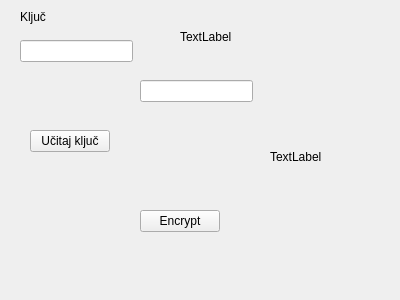
Above: appgui.ui from Pritilender/CryptoLab before the change. Below: the same form after it.
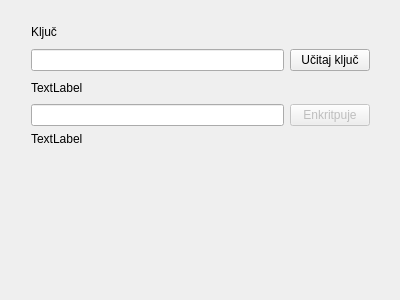
That is the form after the change.

Patch:
```diff
--- a/appgui.ui
+++ b/appgui.ui
@@ -13,54 +13,53 @@
   <property name="windowTitle">
    <string>Simple substitutioner</string>
   </property>
-  <widget class="QPushButton" name="btnEncrypt">
-   <property name="geometry">
-    <rect>
-     <x>140</x>
-     <y>210</y>
-     <width>80</width>
-     <height>22</height>
-    </rect>
-   </property>
-   <property name="text">
-    <string>Encrypt</string>
-   </property>
-  </widget>
-  <widget class="QLineEdit" name="lneKey">
-   <property name="geometry">
-    <rect>
-     <x>20</x>
-     <y>40</y>
-     <width>113</width>
-     <height>22</height>
-    </rect>
-   </property>
-   <property name="maxLength">
-    <number>30</number>
-   </property>
-  </widget>
-  <widget class="QLabel" name="lblKey">
+  <widget class="QWidget" name="layoutWidget">
    <property name="geometry">
     <rect>
      <x>20</x>
      <y>10</y>
-     <width>59</width>
-     <height>14</height>
+     <width>361</width>
+     <height>147</height>
     </rect>
    </property>
+   <layout class="QVBoxLayout" name="verticalLayout_5">
+    <item>
+     <layout class="QGridLayout" name="gridLayout">
+      <item row="0" column="0">
+       <layout class="QVBoxLayout" name="verticalLayout_2">
+        <item>
+         <widget class="QLabel" name="lblKey">
    <property name="text">
     <string>Ključ</string>
    </property>
   </widget>
+        </item>
+        <item>
+         <widget class="QLineEdit" name="lneKey">
+          <property name="maxLength">
+           <number>30</number>
+          </property>
+         </widget>
+        </item>
+       </layout>
+      </item>
+      <item row="0" column="1">
+       <layout class="QVBoxLayout" name="verticalLayout_3">
+        <item>
+         <spacer name="verticalSpacer">
+          <property name="orientation">
+           <enum>Qt::Vertical</enum>
+          </property>
+          <property name="sizeHint" stdset="0">
+           <size>
+            <width>20</width>
+            <height>15</height>
+           </size>
+          </property>
+         </spacer>
+        </item>
+        <item>
   <widget class="QPushButton" name="btnKeyLoad">
-   <property name="geometry">
-    <rect>
-     <x>30</x>
-     <y>130</y>
-     <width>80</width>
-     <height>22</height>
-    </rect>
-   </property>
    <property name="toolTip">
     <string notr="true">Učitaj ključ iz fajla</string>
    </property>
@@ -74,44 +73,68 @@
     <bool>false</bool>
    </property>
   </widget>
-  <widget class="QLineEdit" name="lineEdit_2">
-   <property name="geometry">
-    <rect>
-     <x>140</x>
-     <y>80</y>
-     <width>113</width>
-     <height>22</height>
-    </rect>
-   </property>
-   <property name="maxLength">
-    <number>30</number>
-   </property>
-  </widget>
+        </item>
+       </layout>
+      </item>
+     </layout>
+    </item>
+    <item>
+     <layout class="QGridLayout" name="gridLayout_2">
+      <item row="0" column="0">
+       <layout class="QVBoxLayout" name="verticalLayout">
+        <item>
   <widget class="QLabel" name="lblText">
-   <property name="geometry">
-    <rect>
-     <x>180</x>
-     <y>30</y>
-     <width>59</width>
-     <height>14</height>
-    </rect>
-   </property>
    <property name="text">
     <string>TextLabel</string>
    </property>
   </widget>
-  <widget class="QLabel" name="label_3">
-   <property name="geometry">
-    <rect>
-     <x>270</x>
-     <y>150</y>
-     <width>59</width>
-     <height>14</height>
-    </rect>
-   </property>
+        </item>
+        <item>
+         <widget class="QLineEdit" name="lneText">
+          <property name="maxLength">
+           <number>30</number>
+          </property>
+         </widget>
+        </item>
+       </layout>
+      </item>
+      <item row="0" column="1">
+       <layout class="QVBoxLayout" name="verticalLayout_4">
+        <item>
+         <spacer name="verticalSpacer_2">
+          <property name="orientation">
+           <enum>Qt::Vertical</enum>
+          </property>
+          <property name="sizeHint" stdset="0">
+           <size>
+            <width>20</width>
+            <height>15</height>
+           </size>
+          </property>
+         </spacer>
+        </item>
+        <item>
+         <widget class="QPushButton" name="btnEncrypt">
+          <property name="enabled">
+           <bool>false</bool>
+          </property>
    <property name="text">
+           <string>Enkritpuje</string>
+          </property>
+         </widget>
+        </item>
+       </layout>
+      </item>
+     </layout>
+    </item>
+    <item>
+     <widget class="QLabel" name="lblRes">
+      <property name="text">
     <string>TextLabel</string>
    </property>
+     </widget>
+    </item>
+   </layout>
   </widget>
  </widget>
  <layoutdefault spacing="6" margin="11"/>
```
Lines whose indentation alone changed are shown as unchanged.
